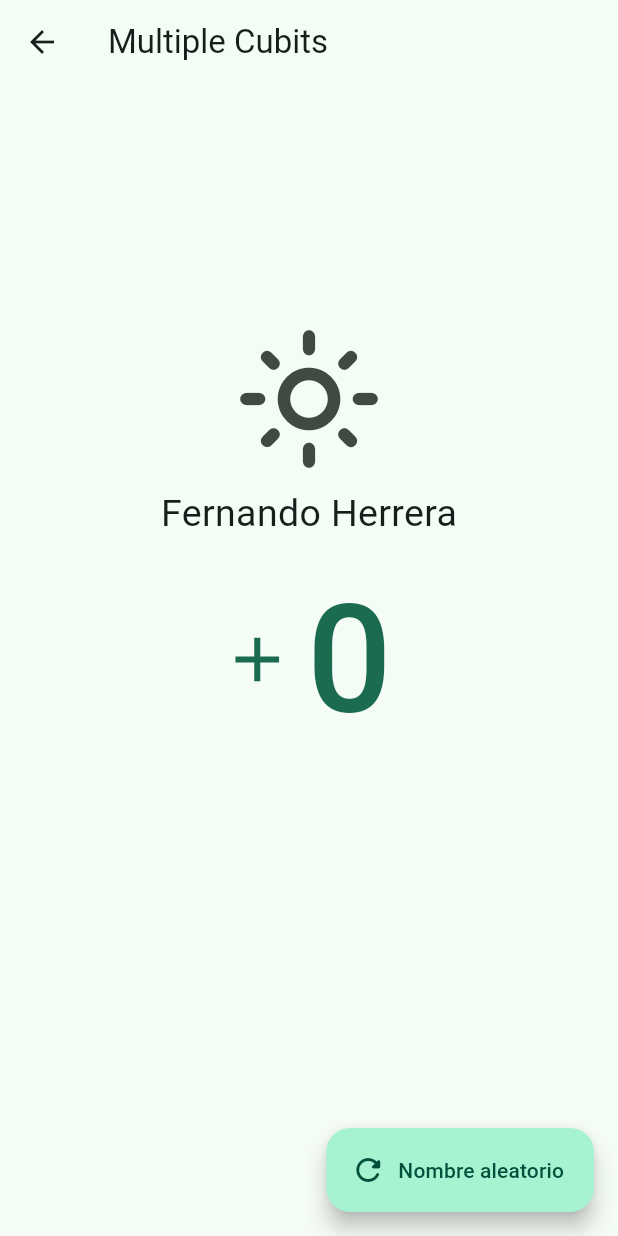
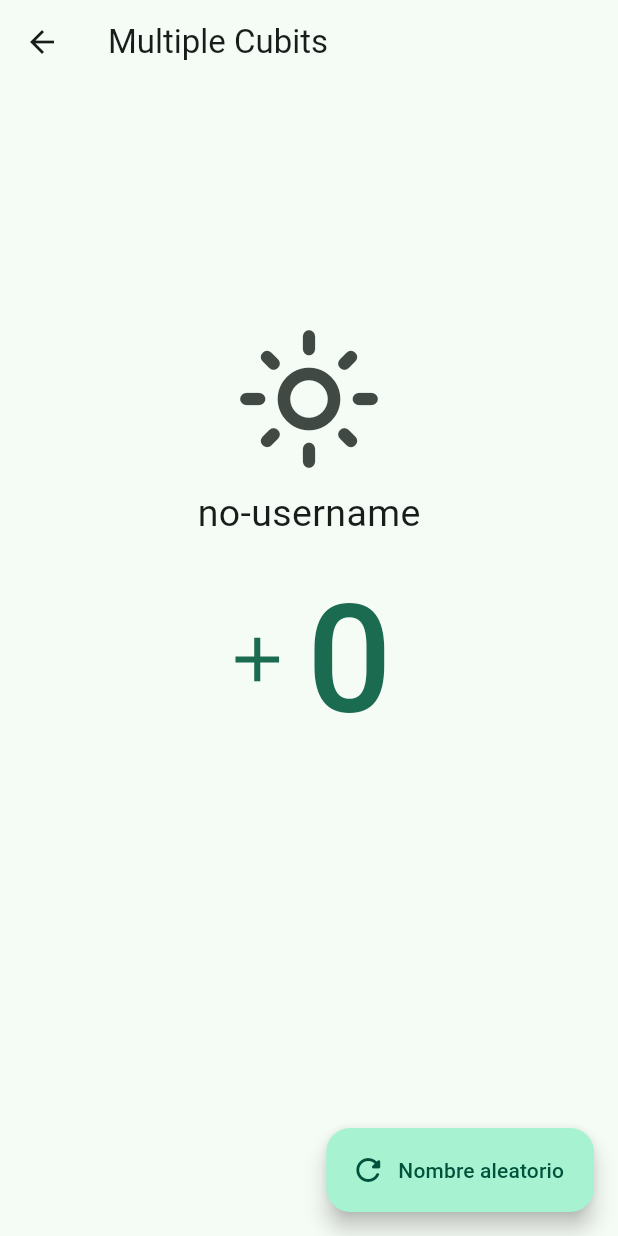
Before and after one commit to ManuelNZ20/flutter_bloc_example, a Flutter app: the screen it shows after launch, after a tap on "Multiples cubits", on a phone screen of 412 x 824 dp. Run offline on Flutter 3.47's test engine with Material 3 defaults, Android fonts, the light colour scheme and no system bars; our stand-ins replace bloc, dio, equatable, flutter_bloc, get_it, go_router; missing offline and left inert: random_name_generator.

Commit message:
implemented get_it

```diff
--- a/lib/app/blocs_providers.dart
+++ b/lib/app/blocs_providers.dart
@@ -14,17 +14,17 @@ class BlocsProviders extends StatelessWidget {
     return MultiBlocProvider(
       providers: [
         BlocProvider(
-          create: (context) => UsernameCubit(),
-          lazy: true, //configuración por defecto
+          create: (context) => getIt<UsernameCubit>(),
+          // lazy: true, //configuración por defecto
         ),
         BlocProvider(
-          create: (context) => RouterSimpleCubit(),
+          create: (context) => getIt<RouterSimpleCubit>(),
         ),
         BlocProvider(
-          create: (context) => CounterCubit(),
+          create: (context) => getIt<CounterCubit>(),
         ),
         BlocProvider(
-          create: (context) => ThemeCubit(),
+          create: (context) => getIt<ThemeCubit>(),
         ),
       ],
       child: FlutterBlocApp(),
--- a/lib/main.dart
+++ b/lib/main.dart
@@ -1,8 +1,11 @@
 import 'package:flutter/material.dart';
 
 import 'app/blocs_providers.dart';
+import 'presentation/blocs/blocs.dart';
 
 void main() {
+  serviceLocatorInit();
+
   runApp(
     const BlocsProviders(),
   );
--- a/lib/presentation/blocs/blocs.dart
+++ b/lib/presentation/blocs/blocs.dart
@@ -1,3 +1,6 @@
 export './01-simple_cubit/username_cubit.dart';
 export './02-counter/counter_cubit.dart';
 export './03-theme/theme_cubit.dart';
+
+// Service locator
+export './service_locator.dart';
--- /dev/null
+++ b/lib/presentation/blocs/service_locator.dart
@@ -0,0 +1,13 @@
+import 'package:get_it/get_it.dart';
+
+import '../../config/config.dart';
+import 'blocs.dart';
+
+GetIt getIt = GetIt.instance;
+
+void serviceLocatorInit() {
+  getIt.registerSingleton(UsernameCubit());
+  getIt.registerSingleton(RouterSimpleCubit());
+  getIt.registerSingleton(CounterCubit());
+  getIt.registerSingleton(ThemeCubit());
+}
--- a/lib/presentation/screens/03_multiple_cubits/multiple_cubits_screen.dart
+++ b/lib/presentation/screens/03_multiple_cubits/multiple_cubits_screen.dart
@@ -10,6 +10,7 @@ class MultipleCubitScreen extends StatelessWidget {
   Widget build(BuildContext context) {
     final counterCubit = context.watch<CounterCubit>();
     final themeCubit = context.watch<ThemeCubit>();
+    final nameCubit = context.watch<UsernameCubit>();
     return Scaffold(
       appBar: AppBar(
         title: const Text('Multiple Cubits'),
@@ -30,7 +31,10 @@ class MultipleCubitScreen extends StatelessWidget {
             ),
             onPressed: themeCubit.toggleTheme,
           ),
-          const Text('Fernando Herrera', style: TextStyle(fontSize: 25)),
+          Text(
+            nameCubit.state,
+            style: TextStyle(fontSize: 25),
+          ),
           TextButton.icon(
             icon: const Icon(
               Icons.add,
@@ -46,7 +50,7 @@ class MultipleCubitScreen extends StatelessWidget {
       floatingActionButton: FloatingActionButton.extended(
         label: const Text('Nombre aleatorio'),
         icon: const Icon(Icons.refresh_rounded),
-        onPressed: () {},
+        onPressed: nameCubit.setUsername,
       ),
     );
   }
--- a/pubspec.yaml
+++ b/pubspec.yaml
@@ -16,6 +16,7 @@ dependencies:
     sdk: flutter
   flutter_bloc: ^9.1.1
   geolocator: ^10.0.0
+  get_it: ^9.2.0
   go_router: ^10.1.0
   random_name_generator: ^1.1.0
   uuid: ^3.0.7
```
Also changed, not shown: lib/presentation/blocs/03-theme/theme_cubit.dart (+3 -10 lines), pubspec.lock.
